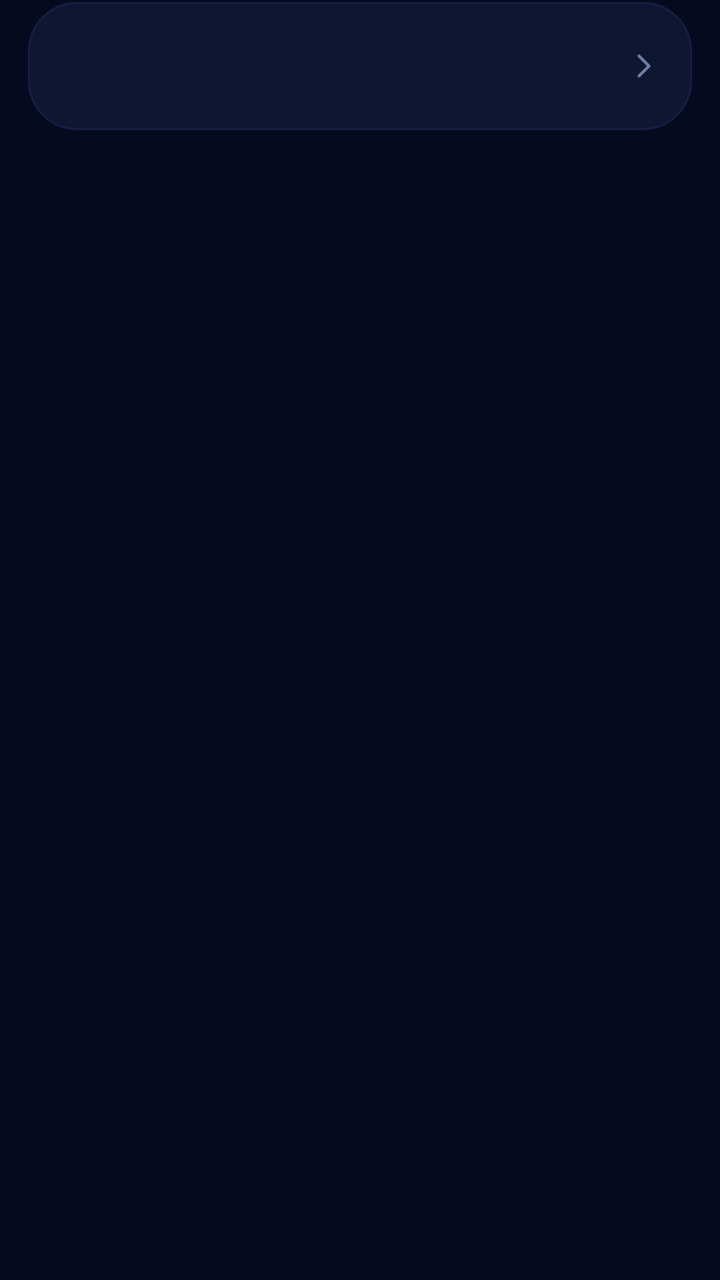
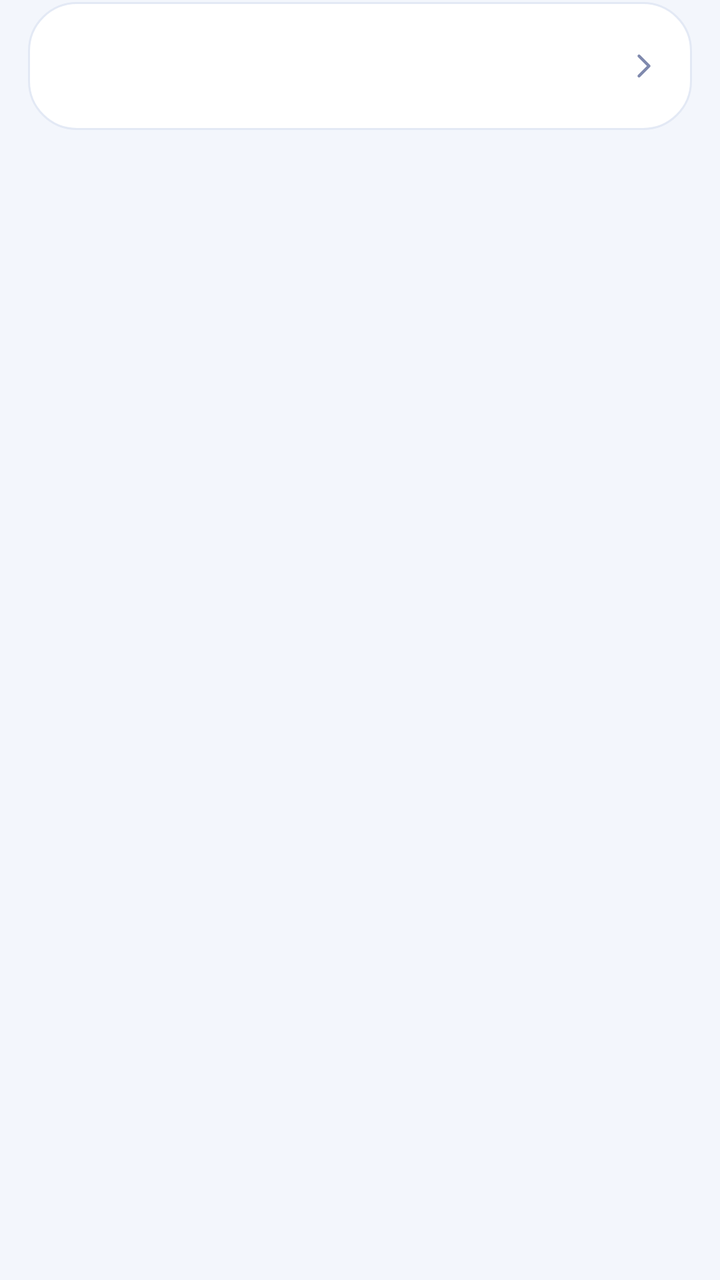

Screens rendered from an Android XML layout before and after an edit, with the pre-edit source and the edit as a unified diff.
<!-- AndroidManifest.xml: application theme AppTheme -->
<!-- res/layout/item_file.xml -->
<?xml version="1.0" encoding="utf-8"?>
<FrameLayout xmlns:android="http://schemas.android.com/apk/res/android"
    android:layout_width="match_parent"
    android:layout_height="wrap_content"
    android:paddingStart="14dp"
    android:paddingTop="1dp"
    android:paddingEnd="14dp"
    android:paddingBottom="1dp">

    <LinearLayout
        android:id="@+id/card"
        android:layout_width="match_parent"
        android:layout_height="wrap_content"
        android:background="@drawable/bg_card_ripple"
        android:duplicateParentState="true"
        android:gravity="center_vertical"
        android:minHeight="64dp"
        android:orientation="horizontal"
        android:paddingStart="14dp"
        android:paddingTop="10dp"
        android:paddingEnd="14dp"
        android:paddingBottom="10dp">

        <FrameLayout
            android:layout_width="44dp"
            android:layout_height="44dp">

            <ImageView
                android:id="@+id/thumb"
                android:layout_width="44dp"
                android:layout_height="44dp"
                android:importantForAccessibility="no"
                android:scaleType="centerCrop"
                android:visibility="gone" />

            <ImageView
                android:id="@+id/icon"
                android:layout_width="44dp"
                android:layout_height="44dp"
                android:importantForAccessibility="no"
                android:padding="10dp" />
        </FrameLayout>

        <LinearLayout
            android:layout_width="0dp"
            android:layout_height="wrap_content"
            android:layout_marginStart="14dp"
            android:layout_marginEnd="8dp"
            android:layout_weight="1"
            android:orientation="vertical">

            <TextView
                android:id="@+id/title"
                android:layout_width="match_parent"
                android:layout_height="wrap_content"
                android:ellipsize="middle"
                android:singleLine="true"
                android:textAlignment="viewStart"
                android:textColor="@color/text_primary"
                android:textDirection="locale"
                android:textSize="16sp" />

            <TextView
                android:id="@+id/sub"
                android:layout_width="match_parent"
                android:layout_height="wrap_content"
                android:layout_marginTop="2dp"
                android:singleLine="true"
                android:textAlignment="viewStart"
                android:textColor="@color/text_secondary"
                android:textSize="12sp" />
        </LinearLayout>

        <ImageView
            android:id="@+id/fav"
            android:layout_width="18dp"
            android:layout_height="18dp"
            android:layout_marginEnd="8dp"
            android:importantForAccessibility="no"
            android:src="@drawable/ic_star"
            android:tint="@color/warn"
            android:visibility="gone" />

        <ImageView
            android:id="@+id/check"
            android:layout_width="24dp"
            android:layout_height="24dp"
            android:importantForAccessibility="no"
            android:src="@drawable/ic_check_circle"
            android:tint="@color/accent_text"
            android:visibility="gone" />

        <ImageView
            android:id="@+id/chevron"
            android:layout_width="20dp"
            android:layout_height="20dp"
            android:importantForAccessibility="no"
            android:src="@drawable/ic_chevron"
            android:tint="@color/text_hint" />
    </LinearLayout>
</FrameLayout>
<!-- resources referenced by this layout -->
<resources>
  <color name="accent_text">#8FB8FF</color>
  <color name="text_hint">#6F7AA6</color>
  <color name="text_primary">#F1F4FF</color>
  <color name="text_secondary">#A7B0D4</color>
  <color name="warn">#FBBF4A</color>
  <style name="AppTheme" parent="Theme.AppCompat.NoActionBar">
          <item name="colorPrimary">@color/accent</item>
          <item name="colorPrimaryDark">@color/bg</item>
          <item name="colorAccent">@color/accent_text</item>
          <item name="android:windowBackground">@color/bg</item>
          <item name="android:statusBarColor">@color/bg</item>
          <item name="android:navigationBarColor">@color/bg</item>
          <item name="android:windowLightStatusBar">@bool/light_bars</item>
          <item name="android:textColorPrimary">@color/text_primary</item>
          <item name="android:textColorSecondary">@color/text_secondary</item>
          <item name="android:textColorHint">@color/text_hint</item>
          <item name="alertDialogTheme">@style/AppDialog</item>
          <item name="android:colorBackground">@color/bg</item>
          <item name="colorControlNormal">@color/text_secondary</item>
          <item name="colorControlActivated">@color/accent_text</item>
          <item name="android:textColorLink">@color/accent_text</item>
          <item name="android:windowAnimationStyle">@style/ActivityAnim</item>
      </style>
  <color name="ripple">#22FFFFFF</color>
  <!-- drawable bg_card (drawable) -->
  <?xml version="1.0" encoding="utf-8"?>
  <shape xmlns:android="http://schemas.android.com/apk/res/android" android:shape="rectangle">
      <solid android:color="@color/surface" />
      <stroke android:width="1dp" android:color="@color/stroke_soft" />
      <corners android:radius="24dp" />
  </shape>
  <color name="accent">#3B82F6</color>
  <color name="bg">#060A1E</color>
  <style name="AppDialog" parent="Theme.AppCompat.Dialog.Alert">
          <item name="colorAccent">@color/accent_text</item>
          <item name="android:windowBackground">@drawable/bg_dialog</item>
          <item name="android:textColorPrimary">@color/text_primary</item>
          <item name="android:textColorSecondary">@color/text_secondary</item>
          <item name="android:backgroundDimAmount">0.62</item>
          <item name="android:windowAnimationStyle">@style/DialogAnim</item>
          <item name="windowMinWidthMinor">92%</item>
          <item name="windowMinWidthMajor">60%</item>
          <item name="android:windowElevation">0dp</item>
      </style>
  <style name="ActivityAnim" parent="@android:style/Animation.Activity">
          <item name="android:activityOpenEnterAnimation">@anim/act_open_enter</item>
          <item name="android:activityOpenExitAnimation">@anim/act_open_exit</item>
          <item name="android:activityCloseEnterAnimation">@anim/act_close_enter</item>
          <item name="android:activityCloseExitAnimation">@anim/act_close_exit</item>
      </style>
  <color name="surface">#0F1631</color>
  <color name="stroke_soft">#161F42</color>
  <style name="DialogAnim" parent="@android:style/Animation.Dialog">
          <item name="android:windowEnterAnimation">@anim/dlg_in</item>
          <item name="android:windowExitAnimation">@anim/dlg_out</item>
      </style>
  <color name="stroke">#263262</color>
  <!-- unchanged entries left out for length: 5 -->
</resources>

<!-- the commit's change to res/layout/item_file.xml (unified diff, before → after) -->
@@ -87,7 +87,7 @@
             android:layout_height="24dp"
             android:importantForAccessibility="no"
             android:src="@drawable/ic_check_circle"
-            android:tint="@color/accent_text"
+            android:tint="?attr/cAccentText"
             android:visibility="gone" />
 
         <ImageView
<!-- resource entries referenced after the edit -->
@@ -1,14 +1,24 @@
 <!-- resources referenced by this layout -->
 <resources>
-  <color name="accent_text">#8FB8FF</color>
-  <color name="text_hint">#6F7AA6</color>
-  <color name="text_primary">#F1F4FF</color>
-  <color name="text_secondary">#A7B0D4</color>
-  <color name="warn">#FBBF4A</color>
-  <style name="AppTheme" parent="Theme.AppCompat.NoActionBar">
-          <item name="colorPrimary">@color/accent</item>
+  <color name="accent_text">#1D55CC</color>
+  <color name="accent_soft">#E2EBFF</color>
+  <color name="brand_start">#2F8CFF</color>
+  <color name="brand_mid">#5B5BF0</color>
+  <color name="brand_end">#A855F7</color>
+  <color name="text_hint">#7F89AD</color>
+  <color name="text_primary">#0C1330</color>
+  <color name="text_secondary">#454F78</color>
+  <color name="warn">#C27803</color>
+  <style name="AppTheme" parent="Theme.AppCompat.DayNight.NoActionBar">
+          <item name="cAccent">@color/accent</item>
+          <item name="cAccentText">@color/accent_text</item>
+          <item name="cAccentSoft">@color/accent_soft</item>
+          <item name="cBrandStart">@color/brand_start</item>
+          <item name="cBrandMid">@color/brand_mid</item>
+          <item name="cBrandEnd">@color/brand_end</item>
+          <item name="colorPrimary">?attr/cAccent</item>
           <item name="colorPrimaryDark">@color/bg</item>
-          <item name="colorAccent">@color/accent_text</item>
+          <item name="colorAccent">?attr/cAccentText</item>
           <item name="android:windowBackground">@color/bg</item>
           <item name="android:statusBarColor">@color/bg</item>
           <item name="android:navigationBarColor">@color/bg</item>
@@ -19,11 +29,11 @@
           <item name="alertDialogTheme">@style/AppDialog</item>
           <item name="android:colorBackground">@color/bg</item>
           <item name="colorControlNormal">@color/text_secondary</item>
-          <item name="colorControlActivated">@color/accent_text</item>
-          <item name="android:textColorLink">@color/accent_text</item>
+          <item name="colorControlActivated">?attr/cAccentText</item>
+          <item name="android:textColorLink">?attr/cAccentText</item>
           <item name="android:windowAnimationStyle">@style/ActivityAnim</item>
       </style>
-  <color name="ripple">#22FFFFFF</color>
+  <color name="ripple">#1F2F4BC8</color>
   <!-- drawable bg_card (drawable) -->
   <?xml version="1.0" encoding="utf-8"?>
   <shape xmlns:android="http://schemas.android.com/apk/res/android" android:shape="rectangle">
@@ -31,10 +41,10 @@
       <stroke android:width="1dp" android:color="@color/stroke_soft" />
       <corners android:radius="24dp" />
   </shape>
-  <color name="accent">#3B82F6</color>
-  <color name="bg">#060A1E</color>
-  <style name="AppDialog" parent="Theme.AppCompat.Dialog.Alert">
-          <item name="colorAccent">@color/accent_text</item>
+  <color name="accent">#2F6FEB</color>
+  <color name="bg">#F3F6FC</color>
+  <style name="AppDialog" parent="Theme.AppCompat.DayNight.Dialog.Alert">
+          <item name="colorAccent">?attr/cAccentText</item>
           <item name="android:windowBackground">@drawable/bg_dialog</item>
           <item name="android:textColorPrimary">@color/text_primary</item>
           <item name="android:textColorSecondary">@color/text_secondary</item>
@@ -50,13 +60,13 @@
           <item name="android:activityCloseEnterAnimation">@anim/act_close_enter</item>
           <item name="android:activityCloseExitAnimation">@anim/act_close_exit</item>
       </style>
-  <color name="surface">#0F1631</color>
-  <color name="stroke_soft">#161F42</color>
+  <color name="surface">#FFFFFF</color>
+  <color name="stroke_soft">#E3E9F5</color>
   <style name="DialogAnim" parent="@android:style/Animation.Dialog">
           <item name="android:windowEnterAnimation">@anim/dlg_in</item>
           <item name="android:windowExitAnimation">@anim/dlg_out</item>
       </style>
-  <color name="stroke">#263262</color>
+  <color name="stroke">#D3DBEC</color>
   <!-- unchanged entries left out for length: 5 -->
 </resources>
 
